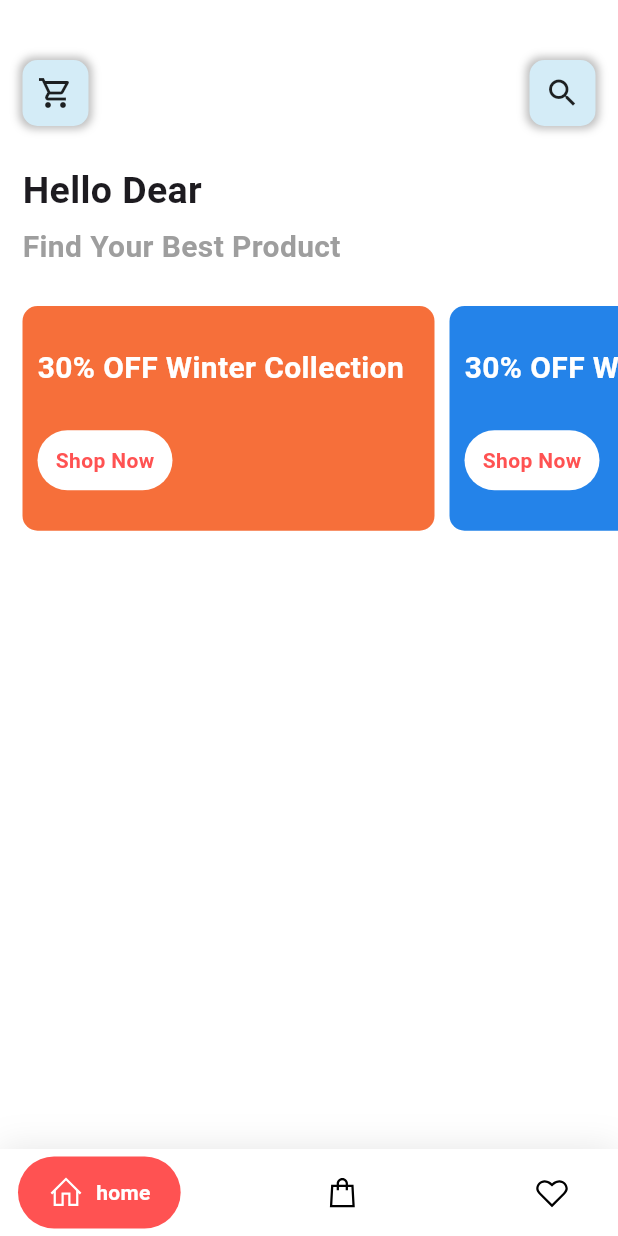
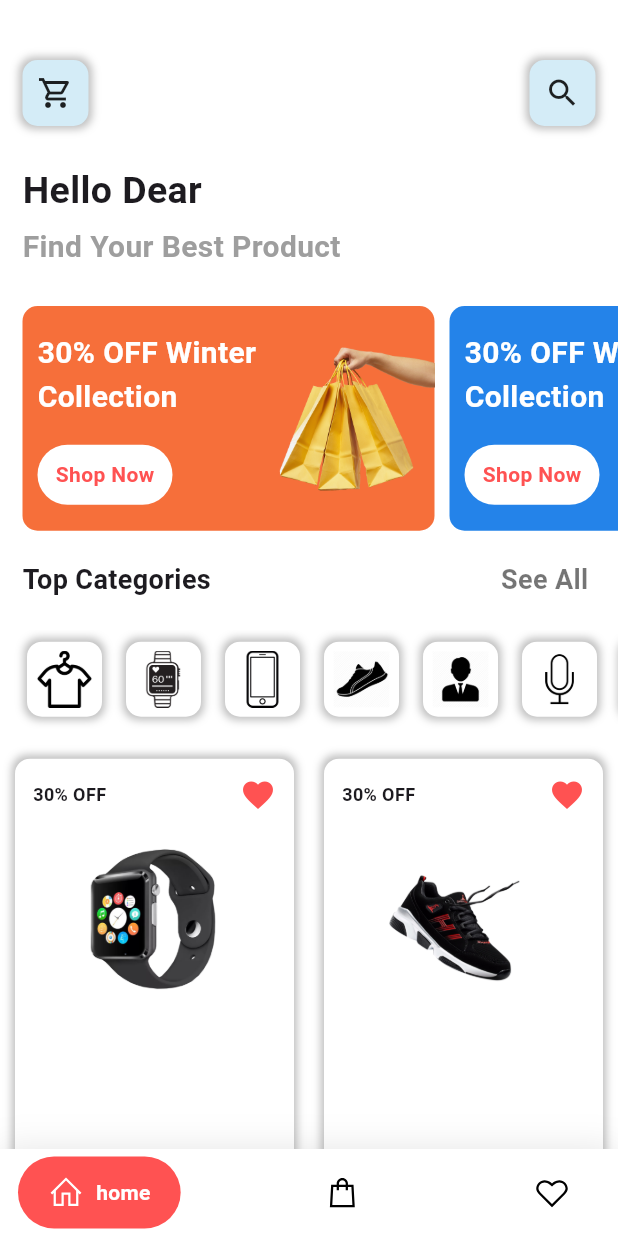
Before and after one commit to Flash210/FashionX, a Flutter app: the screen it shows after launch, on a phone screen of 412 x 824 dp. Run offline on Flutter 3.47's test engine with Material 3 defaults, Android fonts, the light colour scheme and no system bars; drawn by our look-alikes of google_nav_bar; our stand-ins replace get, line_icons.

Commit message:
grid iteem1

```diff
--- /dev/null
+++ b/proj1/lib/screens/HomeScreen/CustomWidget/grid_items.dart
@@ -0,0 +1,90 @@
+
+
+
+import 'package:flutter/material.dart';
+
+
+class GridItems extends StatelessWidget {
+   GridItems({super.key});
+
+var pNames=[
+"assets/images/Apple Watch -M2.png",
+"assets/images/Nike Shoe.png",
+"assets/images/Ear Headphone.png",
+"assets/images/White Tshirt.png",
+
+
+
+
+];
+
+
+  @override
+  Widget build(BuildContext context) {
+    return  GridView.builder(
+
+itemCount: pNames.length,
+physics: NeverScrollableScrollPhysics(
+),
+shrinkWrap: true,
+gridDelegate: SliverGridDelegateWithFixedCrossAxisCount(
+  crossAxisCount: 2,
+  childAspectRatio: 0.7,
+),
+
+itemBuilder: (context, index)  {
+  return InkWell(
+     onTap: () {},
+     child: Container(
+      margin: EdgeInsets.all(10),
+      decoration: BoxDecoration(
+        color: Colors.white,
+        borderRadius: BorderRadius.circular(10),
+        boxShadow: [
+          BoxShadow(
+            color: Colors.black26,
+            blurRadius: 4,
+            spreadRadius: 2
+          )
+        ]
+      ),
+
+      child: Padding(padding: EdgeInsets.all(12),
+      child: Column(
+        children: [
+          Row(
+            mainAxisAlignment: MainAxisAlignment.spaceBetween,
+            children: [
+              Text("30% OFF",
+              style: TextStyle(
+                fontWeight: FontWeight.bold,
+                fontSize: 12
+              ),
+              ),
+              Icon(
+                Icons.favorite,color: Colors.redAccent,
+              )
+            ],
+          ),
+
+          SizedBox(height: 10),
+          Padding(
+            padding: EdgeInsets.all(10),
+           child: Image.asset(
+              pNames[index],
+              height:100 ,
+              width: 100,
+
+            ),
+            )
+        ],
+      ),
+
+     ),
+
+
+  ));
+},
+    );
+  }
+}
--- a/proj1/lib/screens/HomeScreen/home_screen.dart
+++ b/proj1/lib/screens/HomeScreen/home_screen.dart
@@ -1,39 +1,39 @@
-
-
-
-
 import 'package:flutter/material.dart';
+import 'package:proj1/screens/HomeScreen/CustomWidget/grid_items.dart';
 
 class HomeScreen extends StatelessWidget {
   const HomeScreen({super.key});
 
   @override
   Widget build(BuildContext context) {
-
-
-List<Color>  clrs=[
+    List<Color> clrs = [
       Color.fromARGB(255, 246, 111, 58),
       Color.fromARGB(255, 36, 131, 233),
       Color.fromARGB(255, 63, 208, 143),
-
     ];
 
-var imageList=[
-  "assets/images/prom2.jpg",
-    "assets/images/prom3.jpg",
-  "assets/images/prom4.jpg",
-  "assets/images/prom5.jpg",
-
+    var imageList = [
+      "assets/images/slide1.png",
+      "assets/images/slide3.png",
+      "assets/images/slide4.png",
     ];
 
-
-
+    var iconImagesList = [
+      "assets/images/icon1.png",
+      "assets/images/icon2.png",
+      "assets/images/icon3.png",
+      "assets/images/icon4.png",
+      "assets/images/icon5.png",
+      "assets/images/icon6.png",
+      "assets/images/icon7.png",
+    ];
 
     return SingleChildScrollView(
       child: Column(
         crossAxisAlignment: CrossAxisAlignment.start,
         children: [
-          Padding(padding: EdgeInsets.only(top: 40,left: 15,right: 15),
+          Padding(
+            padding: EdgeInsets.only(top: 40, left: 15, right: 15),
             child: Row(
               mainAxisAlignment: MainAxisAlignment.spaceBetween,
               children: [
@@ -43,119 +43,153 @@ var imageList=[
                       color: Color(0xFFD4ECF7),
                       borderRadius: BorderRadius.circular(10),
                       boxShadow: [
-                    BoxShadow(color: Colors.black26,
+                        BoxShadow(
+                            color: Colors.black26,
                             blurRadius: 4,
                             spreadRadius: 2)
-                  ]
+                      ]),
+                  child: Icon(Icons.shopping_cart_outlined),
                 ),
-                                child: Icon(Icons.shopping_cart_outlined),
-
-              ),
-
-
                 Container(
                   padding: EdgeInsets.all(10),
                   decoration: BoxDecoration(
                       color: Color(0xFFD4ECF7),
                       borderRadius: BorderRadius.circular(10),
                       boxShadow: [
-                    BoxShadow(color: Colors.black26,
+                        BoxShadow(
+                            color: Colors.black26,
                             blurRadius: 4,
                             spreadRadius: 2)
-                  ]
-                ),
+                      ]),
                   child: Icon(Icons.search),
                 ),
               ],
             ),
           ),
-
           Padding(
-          padding:EdgeInsets.symmetric(vertical: 25,horizontal: 15) ,
+            padding: EdgeInsets.symmetric(vertical: 25, horizontal: 15),
             child: Column(
               crossAxisAlignment: CrossAxisAlignment.start,
               children: [
                 Text("Hello Dear",
-              style:TextStyle
-          (
-            fontSize: 25,
-            fontWeight: FontWeight.bold
-          )
-          ),
+                    style:
+                        TextStyle(fontSize: 25, fontWeight: FontWeight.bold)),
                 SizedBox(height: 5),
-          Text("Find Your Best Product",
+                Text(
+                  "Find Your Best Product",
                   style: TextStyle(
                       fontSize: 20,
                       fontWeight: FontWeight.bold,
-            color: Colors.grey
+                      color: Colors.grey),
                 ),
-          ),
-
               ],
             ),
           ),
-
           SingleChildScrollView(
             scrollDirection: Axis.horizontal,
             padding: EdgeInsets.only(left: 15),
             child: Row(children: [
-              for(var i=0;i<clrs.length;i++)
+              for (var i = 0; i < clrs.length; i++)
                 Container(
                   margin: EdgeInsets.only(right: 10),
-                padding:EdgeInsets.only(left:10),
+                  padding: EdgeInsets.only(left: 10),
                   height: MediaQuery.of(context).size.height / 5.5,
                   width: MediaQuery.of(context).size.width / 1.5,
                   decoration: BoxDecoration(
-                  borderRadius: BorderRadius.circular(10),
-                  color: clrs[i]
-                ),
+                      borderRadius: BorderRadius.circular(10), color: clrs[i]),
                   child: Row(
                     mainAxisAlignment: MainAxisAlignment.spaceBetween,
                     children: [
                       Expanded(
-                      child:Column(
+                          child: Column(
                         mainAxisAlignment: MainAxisAlignment.spaceEvenly,
                         crossAxisAlignment: CrossAxisAlignment.start,
                         children: [
                           Text(
                             "30% OFF Winter Collection",
                             style: TextStyle(
-
                                 fontSize: 20,
                                 fontWeight: FontWeight.bold,
-                              color: Colors.white
-                            ),
-
+                                color: Colors.white),
                           ),
                           Container(
-                            width:90,
+                              width: 90,
                               padding: EdgeInsets.all(10),
                               decoration: BoxDecoration(
                                   color: Colors.white,
-                              borderRadius: BorderRadius.circular(20)
-                            ),
-                            child:Center(
-                              child: Text("Shop Now",
+                                  borderRadius: BorderRadius.circular(20)),
+                              child: Center(
+                                child: Text(
+                                  "Shop Now",
                                   style: TextStyle(
                                       color: Colors.redAccent,
-                                fontWeight: FontWeight.bold
+                                      fontWeight: FontWeight.bold),
                                 ),
-                              ),
-                            )
-                            ),
-
-
+                              )),
                         ],
-
-                      )
-
+                      )),
+                      Image.asset(
+                        imageList[i],
+                        height: 180,
+                        width: 110,
                       )
                     ],
                   ),
                 )
+            ]),
+          ),
+          SizedBox(height: 20),
+          Padding(
+            padding: EdgeInsets.symmetric(horizontal: 15),
+            child: Row(
+              mainAxisAlignment: MainAxisAlignment.spaceBetween,
+              children: [
+                Text(
+                  "Top Categories",
+                  style: TextStyle(fontWeight: FontWeight.bold, fontSize: 18),
+                ),
+                Text(
+                  "See All ",
+                  style: TextStyle(
+                      color: Colors.black54,
+                      fontWeight: FontWeight.bold,
+                      fontSize: 18),
+                ),
+              ],
+            ),
+          ),
+          SizedBox(height: 20),
+          SingleChildScrollView(
+            scrollDirection: Axis.horizontal,
+            padding: EdgeInsets.only(left: 10),
+            child: Row(children: [
+              for (var i = 0; i < 7; i++)
+                Container(
+                  height: 50,
+                  width: 50,
 
+                  margin: EdgeInsets.all(8),
+                  decoration: BoxDecoration(
+                  color: Colors.white,
+                      borderRadius: BorderRadius.circular(10),
+                      boxShadow: [
+                        BoxShadow(
+                            color: Colors.black26,
+                            blurRadius: 4,
+                            spreadRadius: 2)
                       ]),
+
+                  child: Padding(
+                    padding: EdgeInsets.all(6),
+                    child: Image.asset(iconImagesList[i]),
+                  ),
                 )
+            ]),
+          ),
+          SizedBox(height: 10),
+          GridItems()
+
+
         ],
       ),
     );
```
Lines whose indentation alone changed are shown as unchanged.
